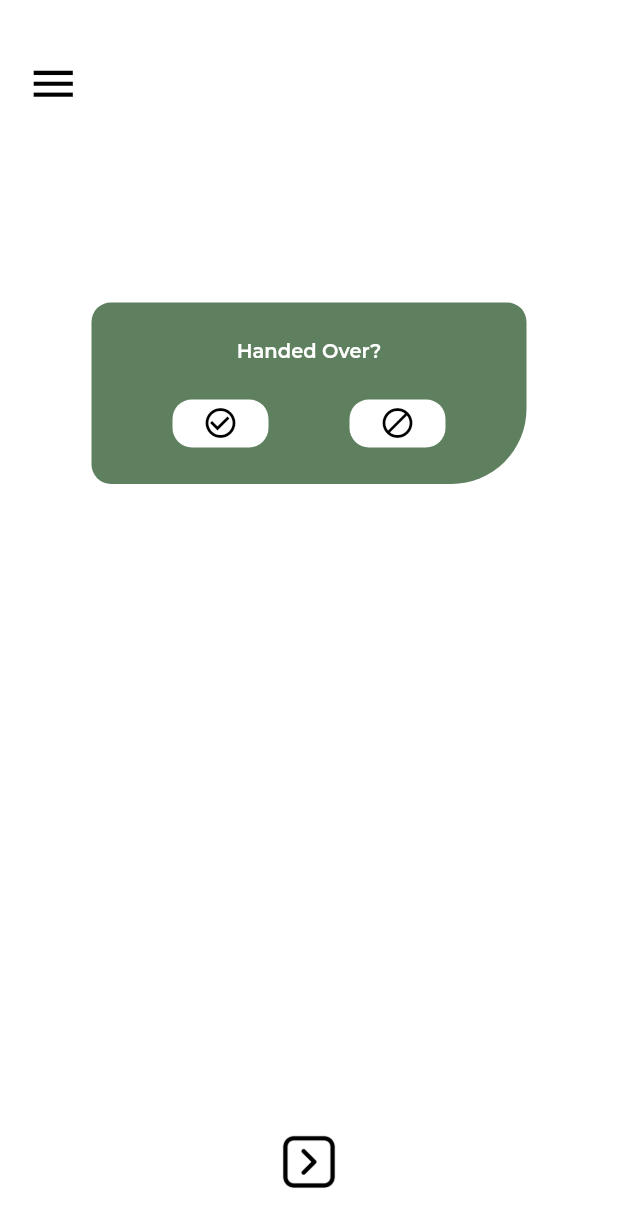
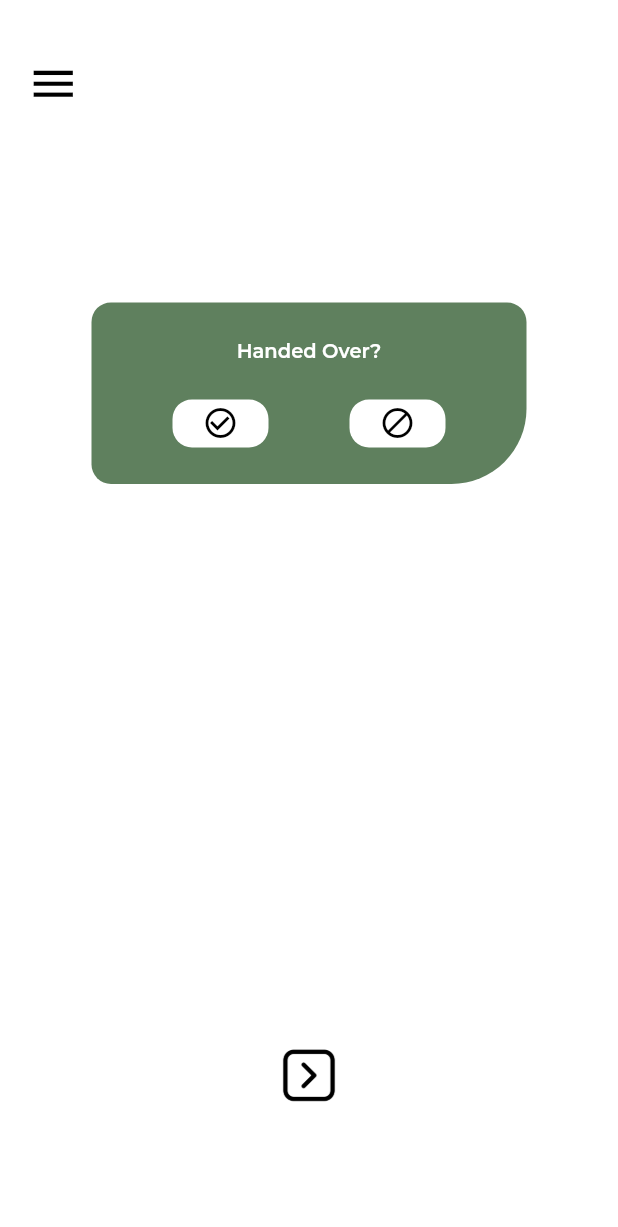
Before and after one commit to DOJYDOMINIC/kachra_app, a Flutter app: the Handleover screen opened directly, on a phone screen of 412 x 824 dp. Shown: the top 1227 px of the screen. Run offline on Flutter 3.47's test engine with Material 2 defaults, Android fonts, the phone set to English and light mode, and no system bars; our stand-ins replace flutter_svg, google_fonts.

Commit message:
10/10-update

```diff
--- a/lib/screens/employee_login2.dart
+++ b/lib/screens/employee_login2.dart
@@ -8,8 +8,7 @@ class EmpLogin2 extends StatelessWidget {
 
   @override
   Widget build(BuildContext context) {
-    return MaterialApp(
-      home: Scaffold(
+    return Scaffold(
         body: Stack(
           children: [
             Container(
@@ -214,7 +213,6 @@ class EmpLogin2 extends StatelessWidget {
           ],
         ),
 
-      ),
-    );
+      );
   }
 }
--- a/lib/screens/organic_inorganic.dart
+++ b/lib/screens/organic_inorganic.dart
@@ -388,7 +388,7 @@ class _HandleoverState extends State<Handleover> {
                 SizedBox(
                   height: isTrueSelected
                       ? MediaQuery.of(context).size.height * .09
-                      : MediaQuery.of(context).size.height * .5,
+                      : MediaQuery.of(context).size.height * .43,
                 ),
                 GestureDetector(
                   onTap: () {
@@ -401,22 +401,22 @@ class _HandleoverState extends State<Handleover> {
                   child: Image(
                       width: 40, image: AssetImage('asset/image/arrow.png')),
                 ),
-                Container(
-                  height: 50,
-                  child: Padding(
-                    padding: const EdgeInsets.fromLTRB(10, 0, 10, 0),
-                    // child: Row(
-                    //     mainAxisAlignment: MainAxisAlignment.spaceBetween,
-                    //     children: [
-                    //       IconButton(
-                    //           onPressed: () {},
-                    //           icon: Icon(Icons.arrow_back_ios)),
-                    //       IconButton(
-                    //           onPressed: () {},
-                    //           icon: Icon(Icons.arrow_forward_ios))
-                    //     ]),
-                  ),
-                ),
+                // Container(
+                //   height: 50,
+                //   child: Padding(
+                //     padding: const EdgeInsets.fromLTRB(10, 0, 10, 0),
+                //     // child: Row(
+                //     //     mainAxisAlignment: MainAxisAlignment.spaceBetween,
+                //     //     children: [
+                //     //       IconButton(
+                //     //           onPressed: () {},
+                //     //           icon: Icon(Icons.arrow_back_ios)),
+                //     //       IconButton(
+                //     //           onPressed: () {},
+                //     //           icon: Icon(Icons.arrow_forward_ios))
+                //     //     ]),
+                //   ),
+                // ),
               ],
             ),
           ),
--- a/lib/screens/residents.dart
+++ b/lib/screens/residents.dart
@@ -20,7 +20,7 @@ class Mystatus extends StatelessWidget {
         child: Column(
           mainAxisAlignment: MainAxisAlignment.spaceBetween,
           children: [
-            SizedBox(height: 30,),
+            // SizedBox(height: 30,),
             Row(
               mainAxisAlignment: MainAxisAlignment.start,
               children: [
```
Also changed, not shown: lib/screens/registered_or_new entry.dart (+3 -6 lines), lib/screens/waste_type.dart (+28 -3 lines), lib/screens/services.dart (deleted).
